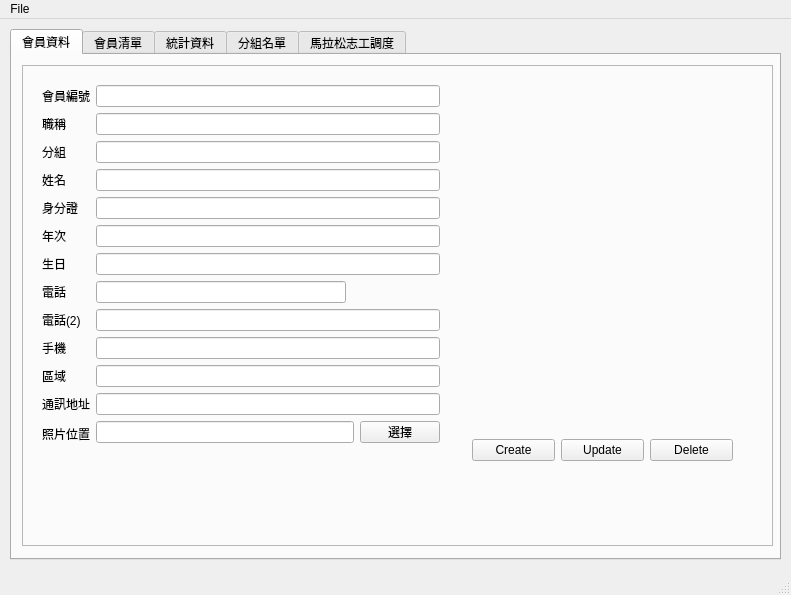
Above: mainwindow.ui from chungyihung/running_club before the change. Below: the same form after it.
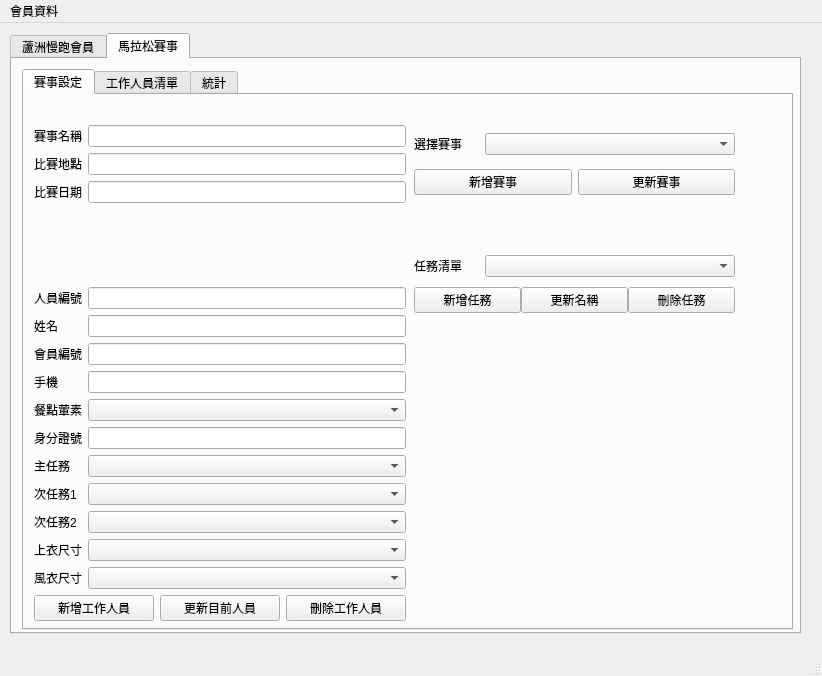
That is the form after the change. The open tabs and pages were chosen to show the change. Icons and pictures are not drawn.

Commit message:
Add competition features
This change add features for managing running competition.

Diff of the .ui file:
```diff
--- a/mainwindow.ui
+++ b/mainwindow.ui
@@ -6,21 +6,37 @@
    <rect>
     <x>0</x>
     <y>0</y>
-    <width>791</width>
-    <height>595</height>
+    <width>822</width>
+    <height>676</height>
    </rect>
   </property>
   <property name="windowTitle">
    <string>蘆洲慢跑會員系統</string>
   </property>
   <widget class="QWidget" name="centralwidget">
-   <widget class="QTabWidget" name="tabMenu">
+   <widget class="QTabWidget" name="tab_top_menu">
+    <property name="geometry">
+     <rect>
+      <x>10</x>
+      <y>10</y>
+      <width>791</width>
+      <height>601</height>
+     </rect>
+    </property>
+    <property name="currentIndex">
+     <number>0</number>
+    </property>
+    <widget class="QWidget" name="TabMember">
+     <attribute name="title">
+      <string>蘆洲慢跑會員</string>
+     </attribute>
+     <widget class="QTabWidget" name="tab_member_menu">
     <property name="geometry">
      <rect>
       <x>10</x>
       <y>10</y>
       <width>771</width>
-      <height>531</height>
+        <height>561</height>
      </rect>
     </property>
     <property name="currentIndex">
@@ -35,8 +51,8 @@
        <rect>
         <x>10</x>
         <y>10</y>
-        <width>751</width>
-        <height>481</height>
+          <width>761</width>
+          <height>511</height>
        </rect>
       </property>
       <property name="frameShape">
@@ -48,10 +64,10 @@
       <widget class="QLabel" name="lbl_mbr_photo">
        <property name="geometry">
         <rect>
-         <x>450</x>
-         <y>20</y>
-         <width>200</width>
-         <height>250</height>
+           <x>460</x>
+           <y>30</y>
+           <width>261</width>
+           <height>291</height>
         </rect>
        </property>
        <property name="minimumSize">
@@ -70,45 +86,14 @@
       <widget class="QWidget" name="gridLayoutWidget_2">
        <property name="geometry">
         <rect>
-         <x>450</x>
-         <y>365</y>
-         <width>261</width>
-         <height>41</height>
-        </rect>
-       </property>
-       <layout class="QGridLayout" name="gridLayout_3">
-        <item row="0" column="0">
-         <widget class="QPushButton" name="btn_mbr_info_create">
-          <property name="text">
-           <string>Create</string>
-          </property>
-         </widget>
-        </item>
-        <item row="0" column="1">
-         <widget class="QPushButton" name="btn_mbr_info_update">
-          <property name="text">
-           <string>Update</string>
-          </property>
-         </widget>
-        </item>
-        <item row="0" column="2">
-         <widget class="QPushButton" name="btn_mbr_info_delete">
-          <property name="text">
-           <string>Delete</string>
-          </property>
-         </widget>
-        </item>
-       </layout>
-      </widget>
-      <widget class="QWidget" name="formLayoutWidget">
-       <property name="geometry">
-        <rect>
-         <x>20</x>
-         <y>20</y>
-         <width>398</width>
-         <height>423</height>
-        </rect>
-       </property>
+           <x>10</x>
+           <y>30</y>
+           <width>423</width>
+           <height>480</height>
+          </rect>
+         </property>
+         <layout class="QVBoxLayout" name="verticalLayout_3">
+          <item>
        <layout class="QFormLayout" name="formLayout_2">
         <item row="0" column="0">
          <widget class="QLabel" name="lbl_mbr_id">
@@ -145,30 +130,13 @@
          </widget>
         </item>
         <item row="2" column="0">
-         <widget class="QLabel" name="lbl_mbr_group">
-          <property name="text">
-           <string>分組</string>
-          </property>
-         </widget>
-        </item>
-        <item row="2" column="1">
-         <widget class="QLineEdit" name="edit_mbr_group">
-          <property name="minimumSize">
-           <size>
-            <width>250</width>
-            <height>0</height>
-           </size>
-          </property>
-         </widget>
-        </item>
-        <item row="3" column="0">
          <widget class="QLabel" name="lbl_mbr_name">
           <property name="text">
            <string>姓名</string>
           </property>
          </widget>
         </item>
-        <item row="3" column="1">
+            <item row="2" column="1">
          <widget class="QLineEdit" name="edit_mbr_name">
           <property name="minimumSize">
            <size>
@@ -178,14 +146,14 @@
           </property>
          </widget>
         </item>
-        <item row="4" column="0">
+            <item row="3" column="0">
          <widget class="QLabel" name="lbl_mbr_idcard">
           <property name="text">
            <string>身分證</string>
           </property>
          </widget>
         </item>
-        <item row="4" column="1">
+            <item row="3" column="1">
          <widget class="QLineEdit" name="edit_mbr_idcard">
           <property name="minimumSize">
            <size>
@@ -195,14 +163,14 @@
           </property>
          </widget>
         </item>
-        <item row="5" column="0">
+            <item row="4" column="0">
          <widget class="QLabel" name="lbl_mbr_birth_ROC">
           <property name="text">
            <string>年次</string>
           </property>
          </widget>
         </item>
-        <item row="5" column="1">
+            <item row="4" column="1">
          <widget class="QLineEdit" name="edit_mbr_birth_ROC">
           <property name="minimumSize">
            <size>
@@ -212,14 +180,14 @@
           </property>
          </widget>
         </item>
-        <item row="6" column="0">
+            <item row="5" column="0">
          <widget class="QLabel" name="lbl_mbr_birthday">
           <property name="text">
            <string>生日</string>
           </property>
          </widget>
         </item>
-        <item row="6" column="1">
+            <item row="5" column="1">
          <widget class="QLineEdit" name="edit_mbr_birthday">
           <property name="minimumSize">
            <size>
@@ -229,17 +197,17 @@
           </property>
          </widget>
         </item>
-        <item row="7" column="0">
+            <item row="6" column="0">
          <widget class="QLabel" name="lbl_mbr_phone1">
           <property name="text">
            <string>電話</string>
           </property>
          </widget>
         </item>
-        <item row="7" column="1">
+            <item row="6" column="1">
          <widget class="QLineEdit" name="edit_mbr_phone1">
           <property name="sizePolicy">
-           <sizepolicy hsizetype="Fixed" vsizetype="Fixed">
+               <sizepolicy hsizetype="Expanding" vsizetype="Fixed">
             <horstretch>2</horstretch>
             <verstretch>0</verstretch>
            </sizepolicy>
@@ -252,14 +220,14 @@
           </property>
          </widget>
         </item>
-        <item row="8" column="0">
+            <item row="7" column="0">
          <widget class="QLabel" name="lbl_mbr_phone2">
           <property name="text">
            <string>電話(2)</string>
           </property>
          </widget>
         </item>
-        <item row="8" column="1">
+            <item row="7" column="1">
          <widget class="QLineEdit" name="edit_mbr_phone2">
           <property name="minimumSize">
            <size>
@@ -269,14 +237,14 @@
           </property>
          </widget>
         </item>
-        <item row="9" column="0">
+            <item row="8" column="0">
          <widget class="QLabel" name="lbl_mbr_cellphone">
           <property name="text">
            <string>手機</string>
           </property>
          </widget>
         </item>
-        <item row="9" column="1">
+            <item row="8" column="1">
          <widget class="QLineEdit" name="edit_mbr_cellphone">
           <property name="minimumSize">
            <size>
@@ -286,14 +254,14 @@
           </property>
          </widget>
         </item>
-        <item row="10" column="0">
+            <item row="9" column="0">
          <widget class="QLabel" name="lbl_mbr_area">
           <property name="text">
            <string>區域</string>
           </property>
          </widget>
         </item>
-        <item row="10" column="1">
+            <item row="9" column="1">
          <widget class="QLineEdit" name="edit_mbr_area">
           <property name="minimumSize">
            <size>
@@ -303,14 +271,14 @@
           </property>
          </widget>
         </item>
-        <item row="11" column="0">
+            <item row="10" column="0">
          <widget class="QLabel" name="lbl_mbr_address">
           <property name="text">
            <string>通訊地址</string>
           </property>
          </widget>
         </item>
-        <item row="11" column="1">
+            <item row="10" column="1">
          <widget class="QLineEdit" name="edit_mbr_address">
           <property name="minimumSize">
            <size>
@@ -320,14 +288,14 @@
           </property>
          </widget>
         </item>
-        <item row="12" column="0">
+            <item row="13" column="0">
          <widget class="QLabel" name="lbl_mbr_photo_path">
           <property name="text">
            <string>照片位置</string>
           </property>
          </widget>
         </item>
-        <item row="12" column="1">
+            <item row="13" column="1">
          <layout class="QGridLayout" name="gridLayout">
           <item row="0" column="0">
            <widget class="QLineEdit" name="edit_mbr_photo_path">
@@ -348,6 +316,74 @@
           </item>
          </layout>
         </item>
+            <item row="0" column="0">
+             <widget class="QLabel" name="lbl_mbr_id">
+              <property name="text">
+               <string>會員編號</string>
+              </property>
+             </widget>
+            </item>
+            <item row="11" column="1">
+             <widget class="QComboBox" name="cmbo_mbr_tshirt_sz">
+              <property name="minimumSize">
+               <size>
+                <width>250</width>
+                <height>0</height>
+               </size>
+              </property>
+             </widget>
+            </item>
+            <item row="11" column="0">
+             <widget class="QLabel" name="lbl_mbr_tshirt_sz">
+              <property name="text">
+               <string>上衣尺寸</string>
+              </property>
+             </widget>
+            </item>
+            <item row="12" column="0">
+             <widget class="QLabel" name="lbl_mbr_coat_sz">
+              <property name="text">
+               <string>風衣尺寸</string>
+              </property>
+             </widget>
+            </item>
+            <item row="12" column="1">
+             <widget class="QComboBox" name="cmbo_mbr_coat_sz">
+              <property name="minimumSize">
+               <size>
+                <width>250</width>
+                <height>0</height>
+               </size>
+              </property>
+             </widget>
+            </item>
+           </layout>
+          </item>
+          <item>
+           <layout class="QGridLayout" name="gridLayout_3">
+            <item row="0" column="1">
+             <widget class="QPushButton" name="btn_mbr_info_update">
+              <property name="text">
+               <string>更新目前會員</string>
+              </property>
+             </widget>
+            </item>
+            <item row="0" column="2">
+             <widget class="QPushButton" name="btn_mbr_info_delete">
+              <property name="text">
+               <string>刪除會員</string>
+              </property>
+             </widget>
+            </item>
+            <item row="0" column="0">
+             <widget class="QPushButton" name="btn_mbr_info_create">
+              <property name="text">
+               <string>建立新會員</string>
+              </property>
+             </widget>
+            </item>
+           </layout>
+          </item>
        </layout>
       </widget>
      </widget>
@@ -382,21 +418,538 @@
        </property>
       </widget>
      </widget>
-    </widget>
-    <widget class="QWidget" name="TabStatistic">
+       <widget class="QWidget" name="horizontalLayoutWidget">
+        <property name="geometry">
+         <rect>
+          <x>0</x>
+          <y>500</y>
+          <width>190</width>
+          <height>31</height>
+         </rect>
+        </property>
+        <layout class="QHBoxLayout" name="horizontalLayout_5">
+         <item>
+          <widget class="QCheckBox" name="chkb_modifiable_lock">
+           <property name="text">
+            <string>防寫鎖定</string>
+           </property>
+           <property name="checked">
+            <bool>true</bool>
+           </property>
+          </widget>
+         </item>
+         <item>
+          <widget class="QPushButton" name="btn_mbr_tbl_save_to_excel">
+           <property name="text">
+            <string>儲存為Excel</string>
+           </property>
+          </widget>
+         </item>
+        </layout>
+       </widget>
+      </widget>
+     </widget>
+    </widget>
+    <widget class="QWidget" name="TabMarathonCompetition">
      <attribute name="title">
-      <string>統計資料</string>
+      <string>馬拉松賽事</string>
      </attribute>
-    </widget>
-    <widget class="QWidget" name="TabGroup">
+     <widget class="QTabWidget" name="tab_competition_menu">
+      <property name="geometry">
+       <rect>
+        <x>10</x>
+        <y>10</y>
+        <width>771</width>
+        <height>561</height>
+       </rect>
+      </property>
+      <property name="currentIndex">
+       <number>0</number>
+      </property>
+      <widget class="QWidget" name="TabMarathonSetup">
+       <attribute name="title">
+        <string>賽事設定</string>
+       </attribute>
+       <widget class="QWidget" name="verticalLayoutWidget_2">
+        <property name="geometry">
+         <rect>
+          <x>10</x>
+          <y>30</y>
+          <width>372</width>
+          <height>496</height>
+         </rect>
+        </property>
+        <layout class="QVBoxLayout" name="verticalLayout_2">
+         <item>
+          <layout class="QFormLayout" name="formLayout">
+           <property name="sizeConstraint">
+            <enum>QLayout::SetFixedSize</enum>
+           </property>
+           <property name="labelAlignment">
+            <set>Qt::AlignLeading|Qt::AlignLeft|Qt::AlignVCenter</set>
+           </property>
+           <property name="formAlignment">
+            <set>Qt::AlignLeading|Qt::AlignLeft|Qt::AlignTop</set>
+           </property>
+           <item row="0" column="0">
+            <widget class="QLabel" name="lbl_cmpt_name">
+             <property name="text">
+              <string>賽事名稱</string>
+             </property>
+            </widget>
+           </item>
+           <item row="0" column="1">
+            <widget class="QLineEdit" name="edit_cmpt_name">
+             <property name="minimumSize">
+              <size>
+               <width>250</width>
+               <height>0</height>
+              </size>
+             </property>
+            </widget>
+           </item>
+           <item row="1" column="0">
+            <widget class="QLabel" name="lbl_cmpt_location">
+             <property name="text">
+              <string>比賽地點</string>
+             </property>
+            </widget>
+           </item>
+           <item row="1" column="1">
+            <widget class="QLineEdit" name="edit_cmpt_location">
+             <property name="minimumSize">
+              <size>
+               <width>250</width>
+               <height>0</height>
+              </size>
+             </property>
+            </widget>
+           </item>
+           <item row="2" column="0">
+            <widget class="QLabel" name="lbl_cmpt_date">
+             <property name="text">
+              <string>比賽日期</string>
+             </property>
+            </widget>
+           </item>
+           <item row="2" column="1">
+            <widget class="QLineEdit" name="edit_cmpt_date">
+             <property name="minimumSize">
+              <size>
+               <width>250</width>
+               <height>0</height>
+              </size>
+             </property>
+            </widget>
+           </item>
+          </layout>
+         </item>
+         <item>
+          <spacer name="horizontalSpacer">
+           <property name="orientation">
+            <enum>Qt::Horizontal</enum>
+           </property>
+           <property name="sizeHint" stdset="0">
+            <size>
+             <width>40</width>
+             <height>20</height>
+            </size>
+           </property>
+          </spacer>
+         </item>
+         <item>
+          <layout class="QFormLayout" name="formLayout_3">
+           <property name="labelAlignment">
+            <set>Qt::AlignLeading|Qt::AlignLeft|Qt::AlignVCenter</set>
+           </property>
+           <property name="formAlignment">
+            <set>Qt::AlignLeading|Qt::AlignLeft|Qt::AlignTop</set>
+           </property>
+           <item row="0" column="0">
+            <widget class="QLabel" name="lbl_cmpt_worker_id">
+             <property name="text">
+              <string>人員編號</string>
+             </property>
+            </widget>
+           </item>
+           <item row="0" column="1">
+            <widget class="QLineEdit" name="edit_cmpt_worker_id">
+             <property name="minimumSize">
+              <size>
+               <width>250</width>
+               <height>0</height>
+              </size>
+             </property>
+            </widget>
+           </item>
+           <item row="1" column="0">
+            <widget class="QLabel" name="lbl_cmpt_worker_name">
+             <property name="text">
+              <string>姓名</string>
+             </property>
+            </widget>
+           </item>
+           <item row="3" column="0">
+            <widget class="QLabel" name="lbl_cmpt_worker_phone">
+             <property name="text">
+              <string>手機</string>
+             </property>
+            </widget>
+           </item>
+           <item row="3" column="1">
+            <widget class="QLineEdit" name="edit_cmpt_worker_phone">
+             <property name="minimumSize">
+              <size>
+               <width>250</width>
+               <height>0</height>
+              </size>
+             </property>
+            </widget>
+           </item>
+           <item row="4" column="0">
+            <widget class="QLabel" name="lbl_cmpt_worker_vegetarian">
+             <property name="text">
+              <string>餐點葷素</string>
+             </property>
+            </widget>
+           </item>
+           <item row="4" column="1">
+            <widget class="QComboBox" name="cmbo_cmpt_worker_vegetarian">
+             <property name="minimumSize">
+              <size>
+               <width>250</width>
+               <height>0</height>
+              </size>
+             </property>
+            </widget>
+           </item>
+           <item row="5" column="0">
+            <widget class="QLabel" name="lbl_cmpt_worker_idcard">
+             <property name="text">
+              <string>身分證號</string>
+             </property>
+            </widget>
+           </item>
+           <item row="5" column="1">
+            <widget class="QLineEdit" name="edit_cmpt_worker_idcard">
+             <property name="minimumSize">
+              <size>
+               <width>250</width>
+               <height>0</height>
+              </size>
+             </property>
+            </widget>
+           </item>
+           <item row="6" column="0">
+            <widget class="QLabel" name="lbl_cmpt_worker_job_primary">
+             <property name="text">
+              <string>主任務</string>
+             </property>
+            </widget>
+           </item>
+           <item row="6" column="1">
+            <widget class="QComboBox" name="cmbo_cmpt_worker_primary_job">
+             <property name="minimumSize">
+              <size>
+               <width>250</width>
+               <height>0</height>
+              </size>
+             </property>
+            </widget>
+           </item>
+           <item row="7" column="0">
+            <widget class="QLabel" name="lbl_cmpt_worker_job_snd_1">
+             <property name="text">
+              <string>次任務1</string>
+             </property>
+            </widget>
+           </item>
+           <item row="7" column="1">
+            <widget class="QComboBox" name="cmbo_cmpt_worker_sec_job_1">
+             <property name="minimumSize">
+              <size>
+               <width>250</width>
+               <height>0</height>
+              </size>
+             </property>
+            </widget>
+           </item>
+           <item row="8" column="0">
+            <widget class="QLabel" name="lbl_cmpt_worker_job_snd_2">
+             <property name="text">
+              <string>次任務2</string>
+             </property>
+            </widget>
+           </item>
+           <item row="8" column="1">
+            <widget class="QComboBox" name="cmbo_cmpt_worker_sec_job_2">
+             <property name="minimumSize">
+              <size>
+               <width>250</width>
+               <height>0</height>
+              </size>
+             </property>
+            </widget>
+           </item>
+           <item row="9" column="0">
+            <widget class="QLabel" name="lbl_cmpt_worker_tshirt_sz">
+             <property name="text">
+              <string>上衣尺寸</string>
+             </property>
+            </widget>
+           </item>
+           <item row="9" column="1">
+            <widget class="QComboBox" name="cmbo_cmpt_worker_tshirt_sz">
+             <property name="minimumSize">
+              <size>
+               <width>250</width>
+               <height>0</height>
+              </size>
+             </property>
+            </widget>
+           </item>
+           <item row="10" column="0">
+            <widget class="QLabel" name="lbl_cmpt_worker_coat_sz">
+             <property name="text">
+              <string>風衣尺寸</string>
+             </property>
+            </widget>
+           </item>
+           <item row="10" column="1">
+            <widget class="QComboBox" name="cmbo_cmpt_worker_coat_sz">
+             <property name="minimumSize">
+              <size>
+               <width>250</width>
+               <height>0</height>
+              </size>
+             </property>
+            </widget>
+           </item>
+           <item row="2" column="0">
+            <widget class="QLabel" name="lbl_cmpt_worker_mem_id">
+             <property name="text">
+              <string>會員編號</string>
+             </property>
+            </widget>
+           </item>
+           <item row="1" column="1">
+            <widget class="QLineEdit" name="edit_cmpt_worker_name">
+             <property name="minimumSize">
+              <size>
+               <width>250</width>
+               <height>0</height>
+              </size>
+             </property>
+            </widget>
+           </item>
+           <item row="2" column="1">
+            <widget class="QLineEdit" name="edit_cmpt_worker_mem_id">
+             <property name="minimumSize">
+              <size>
+               <width>250</width>
+               <height>0</height>
+              </size>
+             </property>
+            </widget>
+           </item>
+          </layout>
+         </item>
+         <item>
+          <layout class="QGridLayout" name="gridLayout_4">
+           <item row="0" column="1">
+            <widget class="QPushButton" name="btn_worker_info_update">
+             <property name="text">
+              <string>更新目前人員</string>
+             </property>
+            </widget>
+           </item>
+           <item row="0" column="2">
+            <widget class="QPushButton" name="btn_worker_info_delete">
+             <property name="text">
+              <string>刪除工作人員</string>
+             </property>
+            </widget>
+           </item>
+           <item row="0" column="0">
+            <widget class="QPushButton" name="btn_worker_info_create">
+             <property name="text">
+              <string>新增工作人員</string>
+             </property>
+            </widget>
+           </item>
+          </layout>
+         </item>
+        </layout>
+       </widget>
+       <widget class="QWidget" name="verticalLayoutWidget_3">
+        <property name="geometry">
+         <rect>
+          <x>390</x>
+          <y>30</y>
+          <width>321</width>
+          <height>80</height>
+         </rect>
+        </property>
+        <layout class="QVBoxLayout" name="verticalLayout_4">
+         <item>
+          <layout class="QHBoxLayout" name="horizontalLayout">
+           <property name="spacing">
+            <number>7</number>
+           </property>
+           <item>
+            <widget class="QLabel" name="lbl_choose_cmpt_name">
+             <property name="text">
+              <string>選擇賽事</string>
+             </property>
+            </widget>
+           </item>
+           <item>
+            <widget class="QComboBox" name="cmbo_selc_competition">
+             <property name="minimumSize">
+              <size>
+               <width>250</width>
+               <height>0</height>
+              </size>
+             </property>
+            </widget>
+           </item>
+          </layout>
+         </item>
+         <item>
+          <layout class="QHBoxLayout" name="horizontalLayout_2">
+           <item>
+            <widget class="QPushButton" name="btn_cmpt_create">
+             <property name="text">
+              <string>新增賽事</string>
+             </property>
+            </widget>
+           </item>
+           <item>
+            <widget class="QPushButton" name="btn_cmpt_update">
+             <property name="text">
+              <string>更新賽事</string>
+             </property>
+            </widget>
+           </item>
+          </layout>
+         </item>
+        </layout>
+       </widget>
+       <widget class="QWidget" name="verticalLayoutWidget_4">
+        <property name="geometry">
+         <rect>
+          <x>390</x>
+          <y>150</y>
+          <width>321</width>
+          <height>80</height>
+         </rect>
+        </property>
+        <layout class="QVBoxLayout" name="verticalLayout_5">
+         <property name="spacing">
+          <number>0</number>
+         </property>
+         <item>
+          <layout class="QHBoxLayout" name="horizontalLayout_3">
+           <property name="spacing">
+            <number>7</number>
+           </property>
+           <item>
+            <widget class="QLabel" name="lbl_cmpt_job_list">
+             <property name="text">
+              <string>任務清單</string>
+             </property>
+            </widget>
+           </item>
+           <item>
+            <widget class="QComboBox" name="cmbo_cmpt_job_list">
+             <property name="minimumSize">
+              <size>
+               <width>250</width>
+               <height>0</height>
+              </size>
+             </property>
+            </widget>
+           </item>
+          </layout>
+         </item>
+         <item>
+          <layout class="QHBoxLayout" name="horizontalLayout_4">
+           <item>
+            <widget class="QPushButton" name="btn_cmpt_job_create">
+             <property name="text">
+              <string>新增任務</string>
+             </property>
+            </widget>
+           </item>
+           <item>
+            <widget class="QPushButton" name="btn_cmpt_job_update">
+             <property name="text">
+              <string>更新名稱</string>
+             </property>
+            </widget>
+           </item>
+           <item>
+            <widget class="QPushButton" name="btn_cmpt_job_delete">
+             <property name="text">
+              <string>刪除任務</string>
+             </property>
+            </widget>
+           </item>
+          </layout>
+         </item>
+        </layout>
+       </widget>
+      </widget>
+      <widget class="QWidget" name="TabWorkerTable">
      <attribute name="title">
-      <string>分組名單</string>
-     </attribute>
-    </widget>
-    <widget class="QWidget" name="TabVolunteer">
+        <string>工作人員清單</string>
+       </attribute>
+       <widget class="QTableWidget" name="cmptWorkerTbl">
+        <property name="geometry">
+         <rect>
+          <x>0</x>
+          <y>10</y>
+          <width>761</width>
+          <height>491</height>
+         </rect>
+        </property>
+       </widget>
+       <widget class="QComboBox" name="cmbo_wrktbl_mode">
+        <property name="geometry">
+         <rect>
+          <x>0</x>
+          <y>500</y>
+          <width>250</width>
+          <height>26</height>
+         </rect>
+        </property>
+        <property name="minimumSize">
+         <size>
+          <width>250</width>
+          <height>0</height>
+         </size>
+        </property>
+       </widget>
+       <widget class="QPushButton" name="btn_cmpt_tbl_save_to_excel">
+        <property name="geometry">
+         <rect>
+          <x>250</x>
+          <y>500</y>
+          <width>111</width>
+          <height>32</height>
+         </rect>
+        </property>
+        <property name="text">
+         <string>儲存為Excel</string>
+        </property>
+       </widget>
+      </widget>
+      <widget class="QWidget" name="TabMaraStatistic">
      <attribute name="title">
-      <string>馬拉松志工調度</string>
-     </attribute>
+        <string>統計</string>
+       </attribute>
+      </widget>
+     </widget>
     </widget>
    </widget>
   </widget>
@@ -405,13 +958,13 @@
     <rect>
      <x>0</x>
      <y>0</y>
-     <width>791</width>
+     <width>822</width>
      <height>22</height>
     </rect>
    </property>
    <widget class="QMenu" name="menuFile">
     <property name="title">
-     <string>File</string>
+     <string>會員資料</string>
     </property>
     <addaction name="separator"/>
     <addaction name="actionImport_from_excel"/>
```
Left out of the diff: 32 changed lines with no effect on the pictures. Lines whose indentation alone changed are shown as unchanged. The commit also changes 6 other files.
